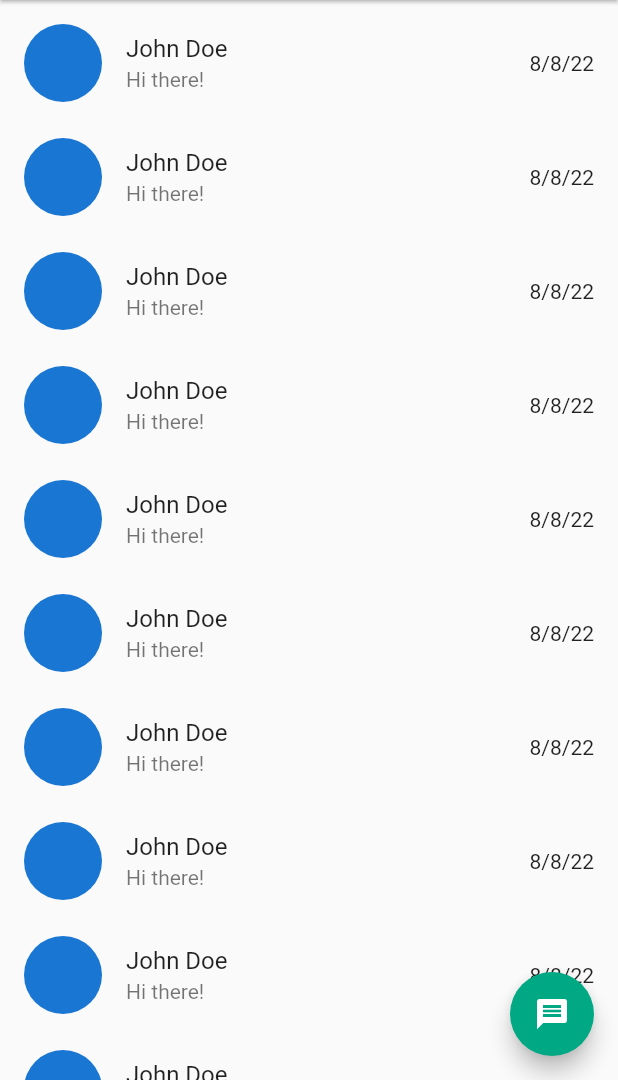
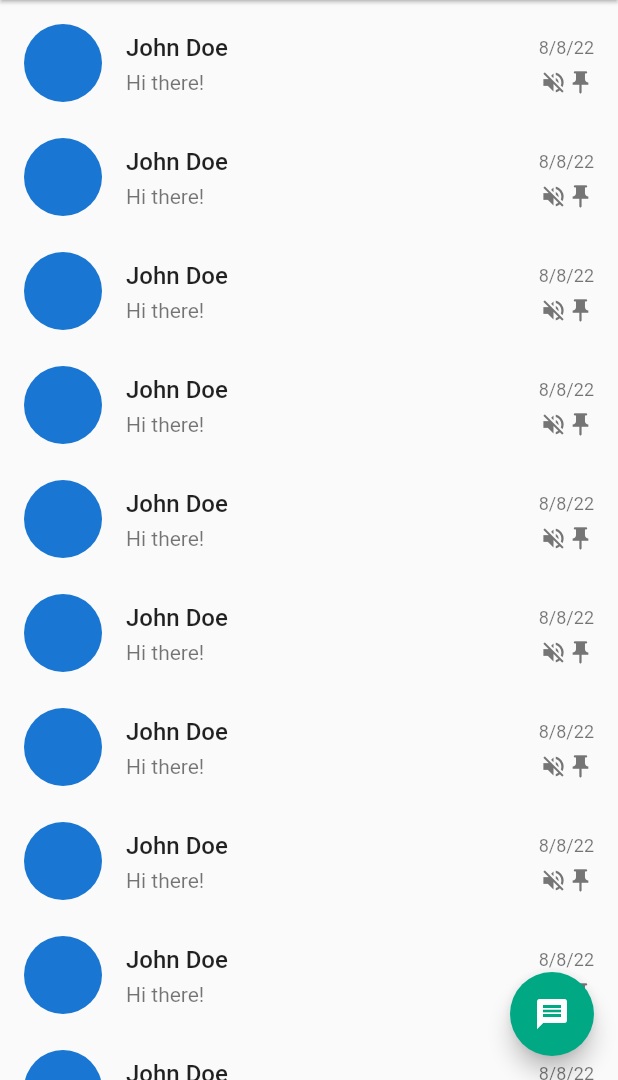
Before and after one commit to albinpk/flutter-clones, a Flutter app: the screen it shows after launch, on a phone screen of 412 x 824 dp, the part 156-1236 px from its top. Run offline on Flutter 3.47's test engine with Material 2 defaults, Android fonts, the phone set to English and light mode, and no system bars.

Commit message:
refactor(whatsapp): update `ChatListTile`
remove trailing widget,
and use Row with Expanded in title and subtitle

```diff
--- a/000-whatsapp/lib/features/chats/presentation/widgets/chats_list_tile.dart
+++ b/000-whatsapp/lib/features/chats/presentation/widgets/chats_list_tile.dart
@@ -6,10 +6,50 @@ class ChatsListTile extends StatelessWidget {
   @override
   Widget build(BuildContext context) {
     return ListTile(
-      title: const Text('John Doe'),
-      subtitle: const Text('Hi there!'),
       leading: const CircleAvatar(radius: 26),
-      trailing: const Text('8/8/22'),
+      title: Row(
+        children: [
+          Expanded(
+            child: Text(
+              'John Doe',
+              style: Theme.of(context)
+                  .textTheme
+                  .titleMedium!
+                  .copyWith(fontWeight: FontWeight.w500),
+            ),
+          ),
+          Text(
+            '8/8/22',
+            style: Theme.of(context).textTheme.bodySmall,
+          ),
+        ],
+      ),
+      subtitle: Padding(
+        padding: const EdgeInsets.only(top: 5),
+        child: Row(
+          children: [
+            const Expanded(
+              child: Text(
+                'Hi there!',
+                overflow: TextOverflow.ellipsis,
+              ),
+            ),
+            IconTheme(
+              data: IconTheme.of(context).copyWith(
+                size: 18,
+                color: Colors.grey[600],
+              ),
+              child: Row(
+                mainAxisSize: MainAxisSize.min,
+                children: const [
+                  Icon(Icons.volume_off),
+                  Icon(Icons.push_pin),
+                ],
+              ),
+            ),
+          ],
+        ),
+      ),
       onTap: () {},
     );
   }
```
